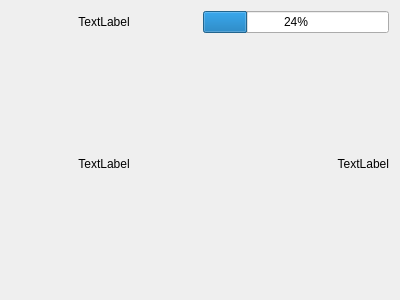
The window that teammembercard.ui (njraf/pokemon_MVVM) describes before a commit, drawn with Qt 5.
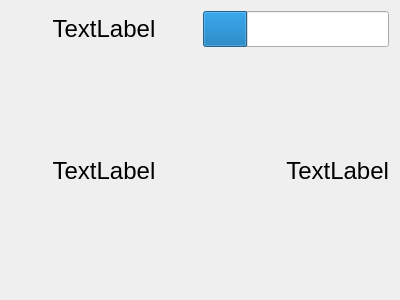
The same window after the commit.

Diff of the .ui file:
```diff
--- a/teammembercard.ui
+++ b/teammembercard.ui
@@ -16,6 +16,11 @@
   <layout class="QGridLayout" name="gridLayout">
    <item row="1" column="0">
     <widget class="QLabel" name="levelLabel">
+     <property name="font">
+      <font>
+       <pointsize>18</pointsize>
+      </font>
+     </property>
      <property name="text">
       <string>TextLabel</string>
      </property>
@@ -26,6 +31,11 @@
    </item>
    <item row="0" column="0">
     <widget class="QLabel" name="nameLabel">
+     <property name="font">
+      <font>
+       <pointsize>18</pointsize>
+      </font>
+     </property>
      <property name="text">
       <string>TextLabel</string>
      </property>
@@ -36,6 +46,11 @@
    </item>
    <item row="1" column="1">
     <widget class="QLabel" name="healthLabel">
+     <property name="font">
+      <font>
+       <pointsize>18</pointsize>
+      </font>
+     </property>
      <property name="text">
       <string>TextLabel</string>
      </property>
@@ -52,11 +67,16 @@
        <verstretch>0</verstretch>
       </sizepolicy>
      </property>
+     <property name="font">
+      <font>
+       <pointsize>18</pointsize>
+      </font>
+     </property>
      <property name="value">
       <number>24</number>
      </property>
      <property name="textVisible">
-      <bool>true</bool>
+      <bool>false</bool>
      </property>
     </widget>
    </item>
```
